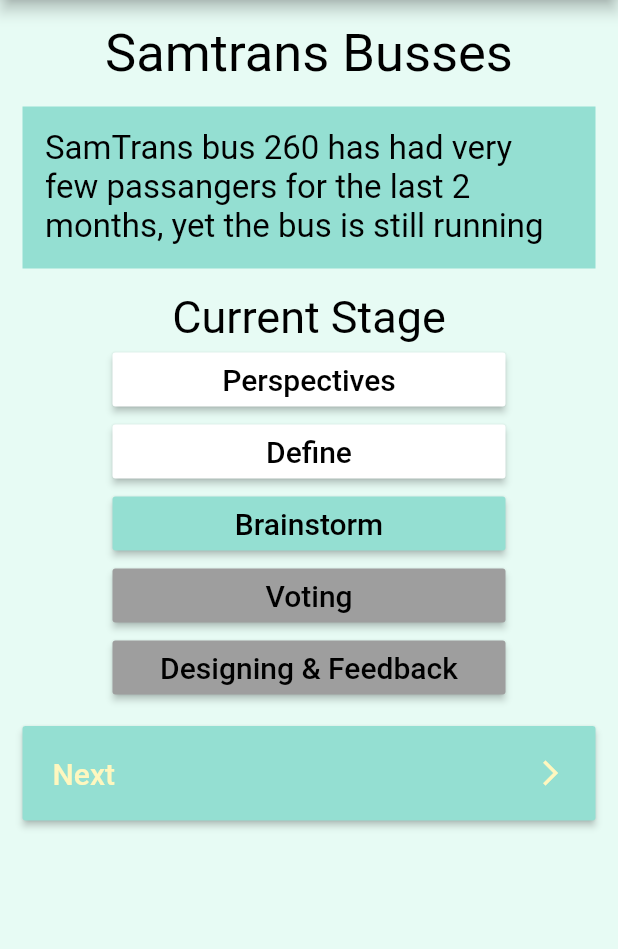
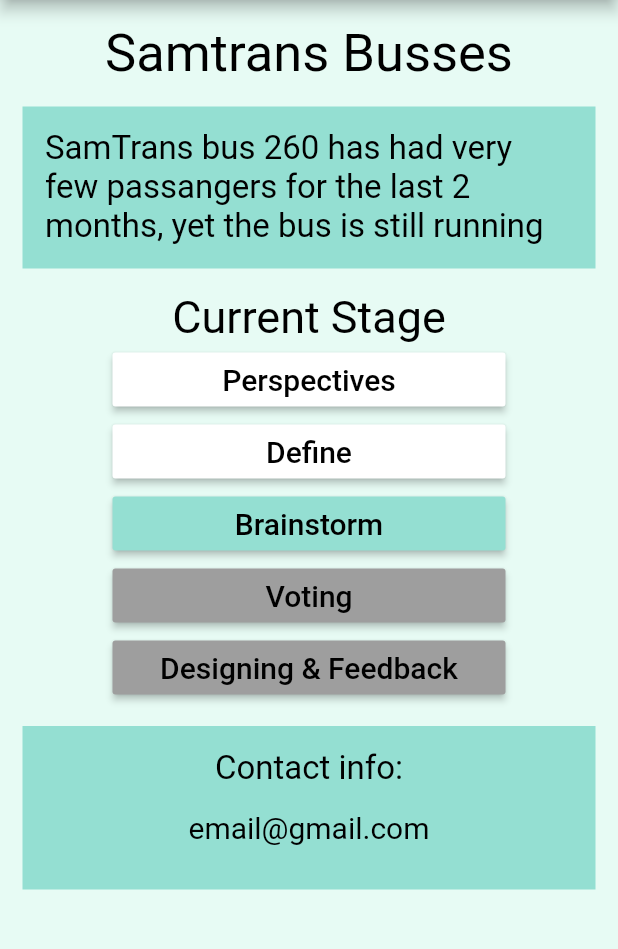
Before and after one commit to jchou03/PictureIt, a Flutter app: the screen it shows after launch, on a phone screen of 412 x 824 dp, the part 84-1033 px from its top. Run offline on Flutter 3.47's test engine with Material 2 defaults, Android fonts, the phone set to English and light mode, and no system bars; our stand-ins replace image_picker.

Commit message:
added contact info to project page

```diff
--- a/pictureit/lib/MiscPages/projectHome.dart
+++ b/pictureit/lib/MiscPages/projectHome.dart
@@ -175,39 +175,26 @@ class ProjectHomeState extends State<ProjectHome> {
                       ],
                     ),
                   ),
-                  // second text box
-                  // text box for user input
 
-                  // Button for moving to the next page
+                  // contact info
                   Container(
                       margin: EdgeInsets.symmetric(vertical: globalMargin),
-                      child: RaisedButton(
-                          color: boxColor,
-                          splashColor: Colors.blueAccent,
-                          padding: EdgeInsets.all(20),
-                          onPressed: () {
-                            // depending on step,
-
-                            Navigator.push(
-                                context,
-                                MaterialPageRoute(
-                                    builder: (context) => Defining(project)));
-                          },
-                          child: Row(
-                            mainAxisAlignment: MainAxisAlignment.spaceBetween,
-                            children: <Widget>[
-                              Text(
-                                "Next",
-                                style:
-                                    TextStyle(color: arrowColor, fontSize: 20),
-                              ),
-                              Icon(
-                                Icons.arrow_forward_ios,
-                                color: arrowColor,
-                                size: 20,
-                              )
-                            ],
-                          )))
+                      padding: EdgeInsets.all(globalPadding),
+                      width: MediaQuery.of(context).size.width,
+                      color: boxColor,
+                      child: Column(
+                        children: <Widget>[
+                          Text('Contact info:',
+                              style:
+                                  TextStyle(color: Colors.black, fontSize: 22)),
+                          Container(
+                              padding: EdgeInsets.all(globalPadding),
+                              child: Text(
+                                  '${project.getCreator().getContact()}',
+                                  style: TextStyle(
+                                      color: Colors.black, fontSize: 20)))
+                        ],
+                      )),
                 ],
               )
             ])));
```
Also changed, not shown: pictureit/lib/Data/stage.dart (deleted, +0 -27 lines), pictureit/lib/MiscPages/myProjects.dart (added, +24 -0 lines).
